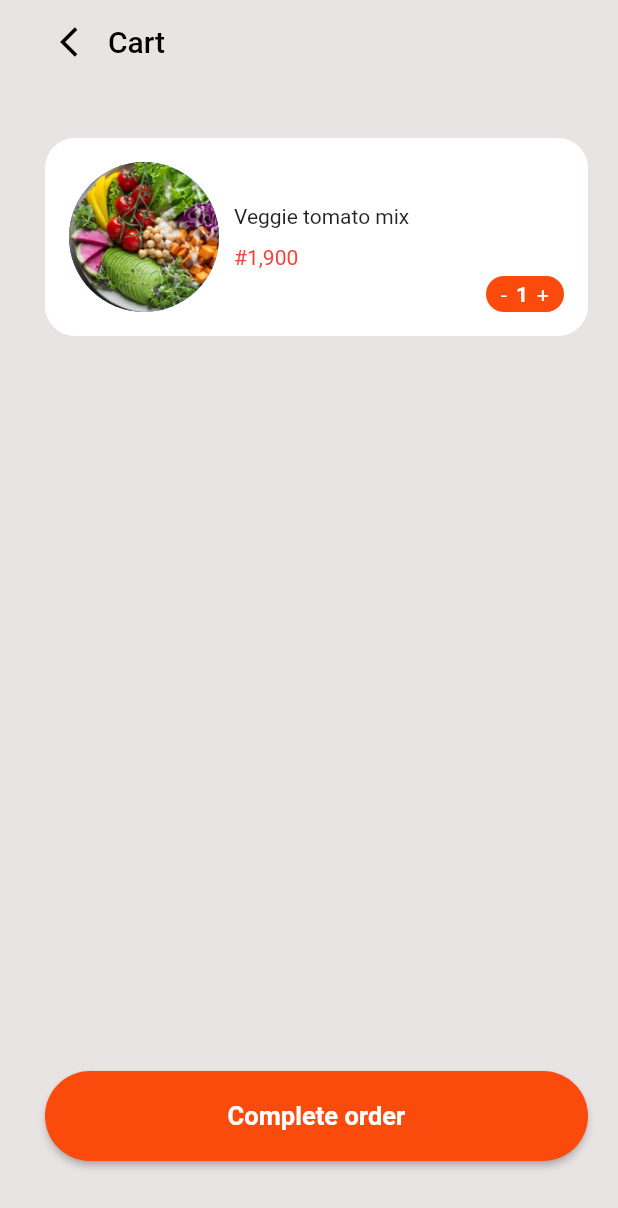
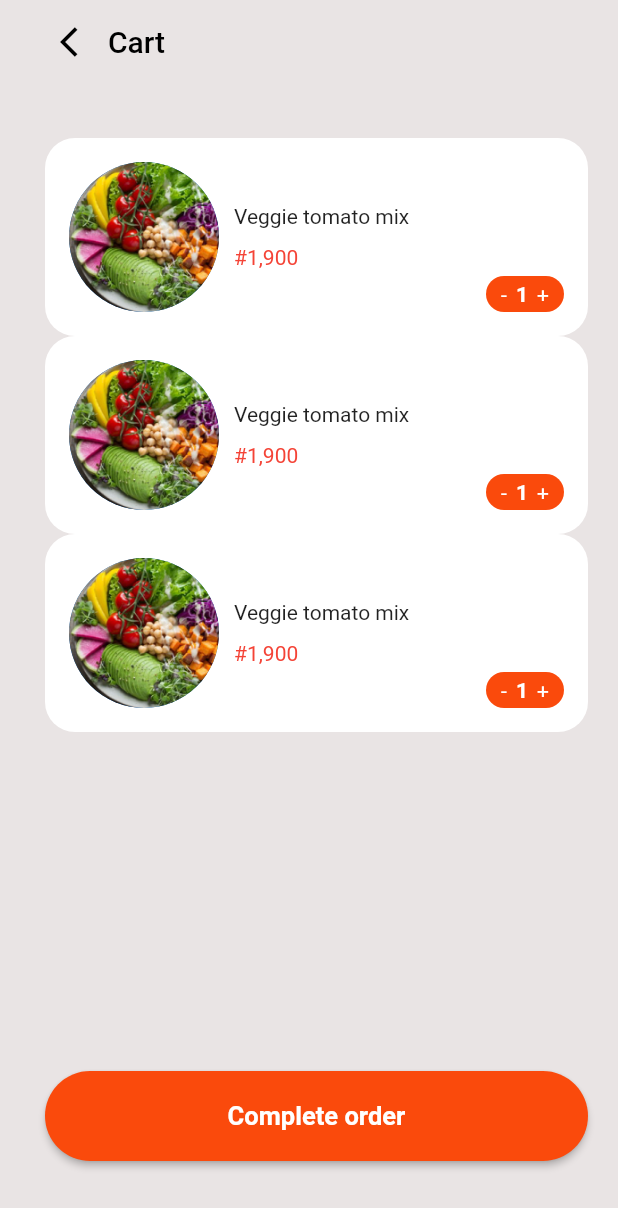
Before and after one commit to Gabbrolee/food_delivery, a Flutter app: the CartScreen screen opened directly, on a phone screen of 412 x 824 dp. Shown: the top 1208 px of the screen. Run offline on Flutter 3.47's test engine with Material 2 defaults, Android fonts, the phone set to English and light mode, and no system bars; our stand-ins replace dio, flutter_bloc, flutter_svg.

Commit message:
code clean

```diff
--- a/lib/core/constant/constant/svg_path.dart
+++ b/lib/core/constant/constant/svg_path.dart
@@ -1,7 +1,7 @@
 import 'dart:core';
 
 class SvgPath {
-  static const svgBasePath = "assets/svgs/";
+  static const svgBasePath = "assets/svgs";
   static const  foodieLogo2 = "$svgBasePath/foodie_logo2.svg";
   static const  foodieLogo = "$svgBasePath/foodie_logo.svg";
   static const  parralelLogo = "$svgBasePath/parallel_image.svg";
--- a/lib/main.dart
+++ b/lib/main.dart
@@ -1,7 +1,6 @@
 import 'package:flutter/material.dart';
 import 'package:flutter_bloc/flutter_bloc.dart';
 import 'package:foodie_app/blocs/product_bloc.dart';
-import 'package:foodie_app/ui/home_screen.dart';
 import 'package:foodie_app/ui/welcome_screen.dart';
 
 void main() {
--- a/lib/ui/cart_screen.dart
+++ b/lib/ui/cart_screen.dart
@@ -23,7 +23,10 @@ class _CartScreenState extends State<CartScreen> {
             padding: const EdgeInsets.only(left: 30, right: 20),
             child: Column(
               children: [
-                Container(
+                for (int index = 0; index < 3; index++)
+                  Dismissible(
+                    key: Key(index.toString()),
+                    child: Container(
                       width: double.infinity,
                       padding: const EdgeInsets.all(16),
                       decoration: BoxDecoration(
@@ -36,7 +39,8 @@ class _CartScreenState extends State<CartScreen> {
                           Row(
                             children: [
                               const CircleAvatar(
-                            backgroundImage: AssetImage(ImagePath.productImage),
+                                backgroundImage:
+                                    AssetImage(ImagePath.productImage),
                                 radius: 50,
                               ),
                               const SizedBox(
@@ -60,11 +64,12 @@ class _CartScreenState extends State<CartScreen> {
                               ),
                             ],
                           ),
-                      Spacer(),
+                          const Spacer(),
                           const PlusAndMinusCart()
                         ],
                       ),
-                )
+                    ),
+                  ),
               ],
             ),
           ),
--- a/lib/ui/product_detail_screen.dart
+++ b/lib/ui/product_detail_screen.dart
@@ -69,7 +69,7 @@ class _ProductDetailScreenState extends State<ProductDetailScreen> {
                         elevation: 10.0,
                         child: ClipRRect(
                             borderRadius: BorderRadius.circular(100),
-                            child: Image.network(product.images.first))),
+                            child: Image.network(product.images!.first))),
                   ),
                   const SizedBox(height: 15),
                   Text(product.title ?? "--"),
--- a/lib/ui/widgets/food_card.dart
+++ b/lib/ui/widgets/food_card.dart
@@ -73,7 +73,7 @@ class FoodCard extends StatelessWidget {
               //  width: 168,
                 decoration: BoxDecoration(
                   image: hasImage ? DecorationImage(
-                    image: NetworkImage(product.images.first), fit: BoxFit.cover,
+                    image: NetworkImage(product.images!.first), fit: BoxFit.cover,
                   ) : null,
                   borderRadius: BorderRadius.circular(10),
                 ),
@@ -85,5 +85,5 @@ class FoodCard extends StatelessWidget {
     );
   }
 
-  bool get hasImage => product.images.firstWhereOrNull != null;
+  bool get hasImage => product.images?.firstWhereOrNull != null;
 }
```
Also changed, not shown: lib/core/models/product.dart (+142 -29 lines), lib/ui/home_screen.dart (+4 -7 lines). Lines whose indentation alone changed are shown as unchanged.
